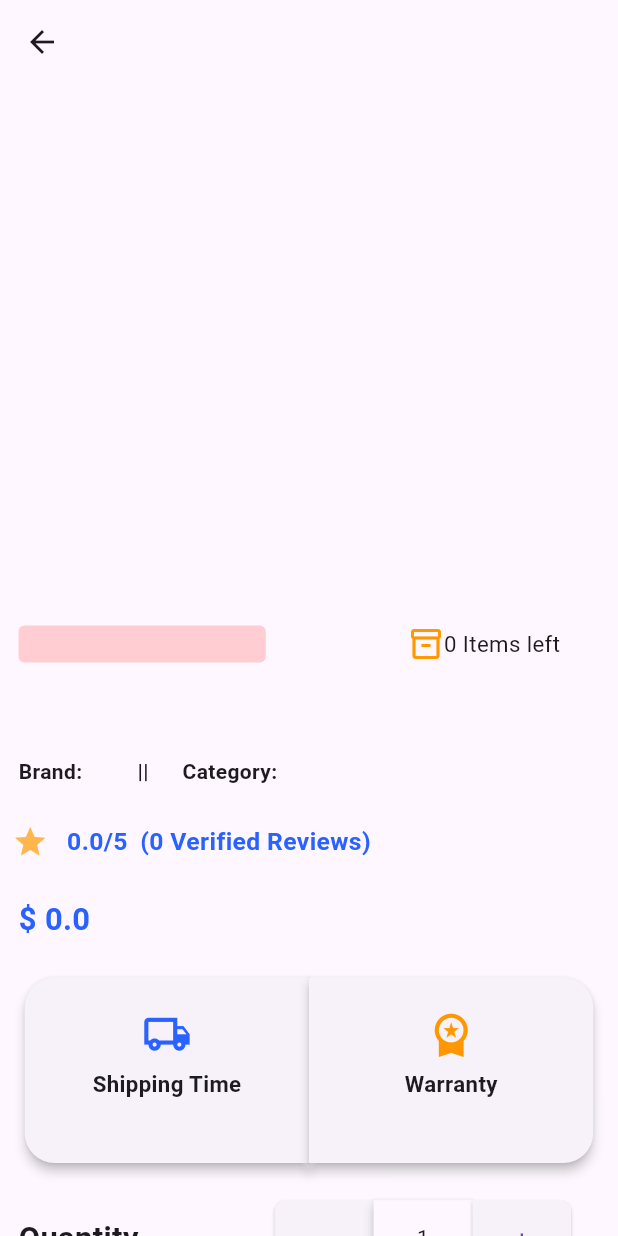
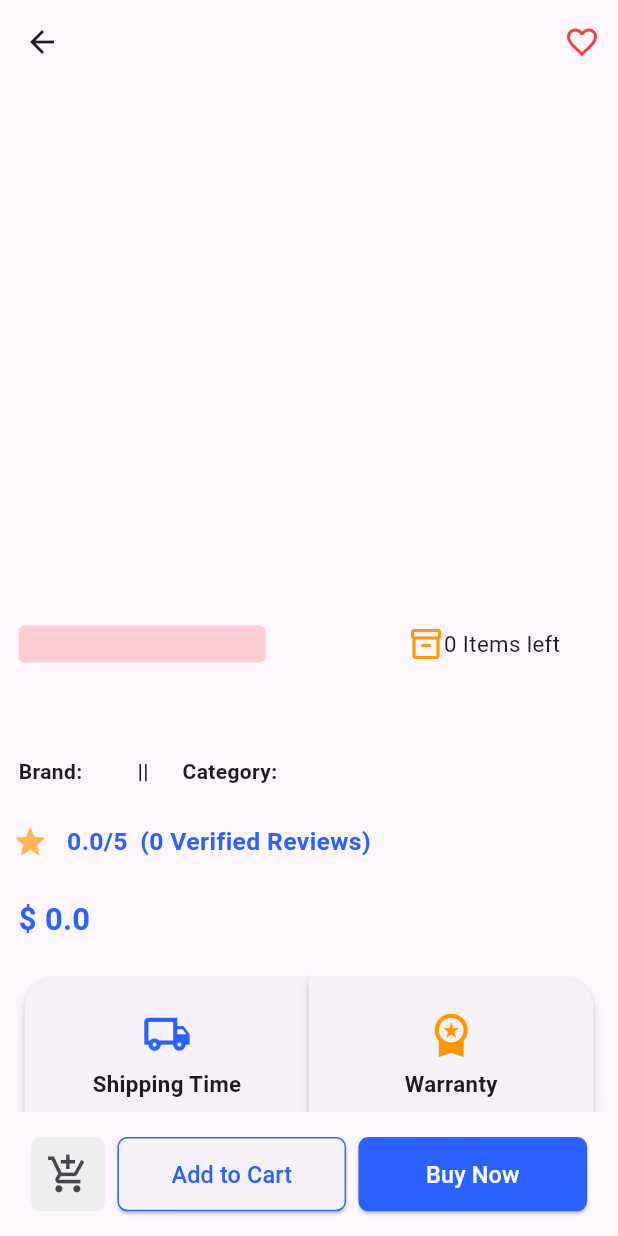
Before and after one commit to ShahzaibAliofficial/flutter-shopping-app, a Flutter app: the ProductDetailScreen screen opened directly with empty values, on a phone screen of 412 x 824 dp. Run offline on Flutter 3.47's test engine with Material 3 defaults, Android fonts, the light colour scheme and no system bars; our stand-ins replace google_fonts, shared_preferences, smooth_page_indicator; accounts and stored records are empty.

Commit message:
Completed wishlist feature and product details UI

```diff
--- a/lib/main.dart
+++ b/lib/main.dart
@@ -4,6 +4,8 @@ import 'package:shahz_cart_shopping_app/screens/home_screen.dart';
 import 'screens/splash_screen.dart';
 import 'package:provider/provider.dart';
 import 'providers/category_provider.dart';
+import 'package:shahz_cart_shopping_app/providers/wish_list_provider.dart';
+import 'package:shahz_cart_shopping_app/screens/favorite_screen.dart';
 
 void main(){
   runApp(
@@ -11,6 +13,7 @@ void main(){
         providers: [
           ChangeNotifierProvider(create: (_) => CategoryProvider()),
           ChangeNotifierProvider(create: (_) => ProductProvider()),
+          ChangeNotifierProvider(create: (_) => WishListProvider()),
         ],
       child: ShahzCart(),
     )
@@ -24,7 +27,7 @@ class ShahzCart extends StatelessWidget{
   Widget build(BuildContext context) {
     return MaterialApp(
       debugShowCheckedModeBanner: false,
-      home: HomeScreen(),
+      home: SplashScreen(),
     );
   }
 }
--- /dev/null
+++ b/lib/providers/wish_list_provider.dart
@@ -0,0 +1,29 @@
+import 'package:flutter/material.dart';
+import 'package:shahz_cart_shopping_app/models/product_model.dart';
+
+class WishListProvider extends ChangeNotifier{
+  List<ProductModel> _wishlist = [];
+List<ProductModel> get wishlist => _wishlist;
+
+  void addToWishlist(ProductModel product){
+    _wishlist.add(product);
+    notifyListeners();
+  }
+
+  void removeToWishlist(ProductModel product){
+    _wishlist.remove(product);
+    notifyListeners();
+  }
+
+  void toggleWishlist(ProductModel product){
+    if(_wishlist.contains(product)){
+      _wishlist.remove(product);
+    }
+    else{
+      _wishlist.add(product);
+    }
+    print("Wishlist Items: ${_wishlist.length}");
+
+    notifyListeners();
+  }
+}
--- a/lib/screens/product_detail_screen.dart
+++ b/lib/screens/product_detail_screen.dart
@@ -1,10 +1,13 @@
 import 'package:carousel_slider/carousel_slider.dart';
 import 'package:flutter/cupertino.dart';
 import 'package:flutter/material.dart';
+import 'package:provider/provider.dart';
 import 'package:shahz_cart_shopping_app/models/product_model.dart';
+import 'package:shahz_cart_shopping_app/screens/home_screen.dart';
 import 'package:smooth_page_indicator/smooth_page_indicator.dart';
 import 'package:intl/intl.dart';
-
+import 'package:shahz_cart_shopping_app/providers/wish_list_provider.dart';
+import 'package:shahz_cart_shopping_app/screens/favorite_screen.dart';
 
 class ProductDetailScreen extends StatefulWidget {
   final ProductModel product;
@@ -19,6 +22,12 @@ class _ProductDetailScreenState extends State<ProductDetailScreen> {
 
   @override
   Widget build(BuildContext context) {
+    final wishlistProvider = Provider.of<WishListProvider>(context);
+
+    bool isFavorite =
+      wishlistProvider.wishlist.contains(widget.product);
+
+
     Color bgColour;
     Color txtColour;
 
@@ -41,10 +50,32 @@ class _ProductDetailScreenState extends State<ProductDetailScreen> {
       bgColour1 = Colors.transparent;
       txtColour1 = Colors.transparent;
     }
+
+    Color favoriteColor;
+    IconData favoriteIcon;
+    if(isFavorite){
+      favoriteIcon = Icons.favorite;
+      favoriteColor = Colors.red;
+    }
+    else{
+      favoriteIcon = Icons.favorite_outline_sharp;
+      favoriteColor = Colors.red;
+    }
     double h = MediaQuery.of(context).size.height;
     double w = MediaQuery.of(context).size.width;
     return Scaffold(
-      appBar: AppBar(title: Text(widget.product.title), centerTitle: true),
+      appBar: AppBar(
+          title: Text(widget.product.title), centerTitle: true,
+        actions: [
+          IconButton(onPressed: (){
+            wishlistProvider.toggleWishlist(widget.product);
+          }, icon: Icon(favoriteIcon,
+      color: favoriteColor,
+    ),
+          )
+        ],
+      ),
+
       body: SingleChildScrollView(
         child: Column(
           children: [
@@ -512,6 +543,7 @@ class _ProductDetailScreenState extends State<ProductDetailScreen> {
             ),
             ListView.builder(
                 shrinkWrap: true,
+                physics: NeverScrollableScrollPhysics(),
                 itemCount: widget.product.reviews.length,
                 itemBuilder: (context, index){
                    final review = widget.product.reviews[index];
@@ -564,6 +596,65 @@ class _ProductDetailScreenState extends State<ProductDetailScreen> {
           ],
         ),
       ),
+
+
+
+    bottomNavigationBar: Container(
+      height: h*0.1,
+      child: Row(
+        children: [
+          Padding(
+            padding:  EdgeInsets.only(left: w*0.05),
+            child: Container(
+              height: h*0.06,
+              width: w*0.12,
+              decoration: BoxDecoration(
+                color: Colors.grey.shade200,
+                borderRadius: BorderRadius.circular(h*0.008)
+              ),
+              child: IconButton(onPressed: (){
+
+              }, icon: Icon(Icons.add_shopping_cart_outlined,size:  h*0.035,)),
+            ),
+          ),
+          SizedBox(
+            width: w*0.02,
+          ),
+          Container(
+            height: h*0.06,
+            width: w*0.37,
+
+            child: ElevatedButton(onPressed: (){
+            },style: ElevatedButton.styleFrom(
+
+              shape: RoundedRectangleBorder(
+                borderRadius: BorderRadiusGeometry.circular(h*0.008),
+                side: BorderSide(color: Colors.blueAccent.shade700)
+              )
+            ), child: Text('Add to Cart',style: TextStyle(
+              color: Colors.blueAccent.shade700,
+                fontSize: h*0.019
+            ),)),
+          ),
+          SizedBox(
+            width: w*0.02,
+          ),
+          Container(
+              height: h*0.06,
+              width: w*0.37,
+              child: ElevatedButton(onPressed: (){},style: ElevatedButton.styleFrom(
+                shape: RoundedRectangleBorder(
+                  borderRadius: BorderRadiusGeometry.circular(h*0.008),
+                ),
+                backgroundColor: Colors.blueAccent.shade700
+              ), child: Text('Buy Now',style: TextStyle(
+                color: Colors.white,
+                fontSize: h*0.019
+              ),)))
+        ],
+      ),
+    ),
+
     );
   }
 }
--- a/lib/services/category_service.dart
+++ b/lib/services/category_service.dart
@@ -10,7 +10,8 @@ class CategoryService {
 
   Future<List<CategoryModel>> getCategories()async{
     final response = await http.get(Uri.parse(baseUrl));
-
+    print("Status Code: ${response.statusCode}");
+    print("Response: ${response.body}");
 
     if(response.statusCode == 200){
 
```
Also changed, not shown: lib/screens/favorite_screen.dart (+110 -0 lines), 2 other files.
